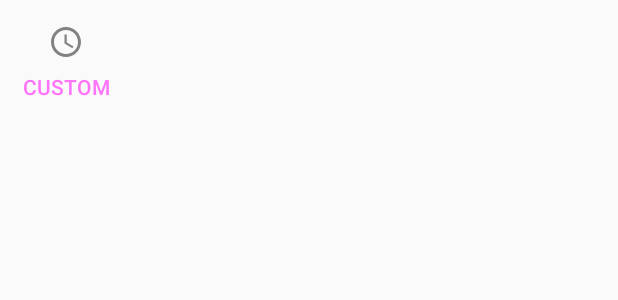
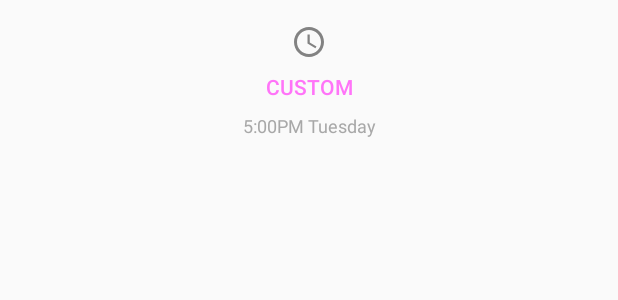
Before and after one commit to Queatz/Tiiight, an Android app: the layout item_reminder_time_shortcut.xml on its own in the app's theme, with its tools: preview values and no code run, on a phone screen of 412 x 824 dp. Shown: the top 300 px of the screen. Run offline under Robolectric (Android 15) with nearby library versions, the phone set to English and light mode, and no system bars.

Commit message:
More info on times

```diff
--- a/app/build.gradle
+++ b/app/build.gradle
@@ -10,7 +10,7 @@ android {
         applicationId "com.queatz.tiiight"
         minSdkVersion 21
         targetSdkVersion 28
-        versionCode 13
+        versionCode 14
         versionName "1.0"
         testInstrumentationRunner "androidx.test.runner.AndroidJUnitRunner"
     }
--- a/app/src/main/java/com/queatz/tiiight/DeviceBootReceiver.kt
+++ b/app/src/main/java/com/queatz/tiiight/DeviceBootReceiver.kt
@@ -9,15 +9,21 @@ import com.queatz.tiiight.models.ReminderModel
 import com.queatz.tiiight.models.ReminderModel_
 import com.queatz.tiiight.views.app
 import io.objectbox.android.AndroidScheduler
+import java.util.*
 
 
 class DeviceBootReceiver : BroadcastReceiver() {
 
     override fun onReceive(context: Context, intent: Intent) {
         if (intent.action == Intent.ACTION_BOOT_COMPLETED) {
+
+            val oneWeekAhead = Calendar.getInstance()
+            oneWeekAhead.add(Calendar.WEEK_OF_MONTH, 1)
+
             app.on(DataManager::class).box(ReminderModel::class).query()
                 .notEqual(ReminderModel_.text, "")
                 .equal(ReminderModel_.done, false)
+                .less(ReminderModel_.date, oneWeekAhead.time)
                 .build()
                 .subscribe()
                 .on(AndroidScheduler.mainThread())
--- a/app/src/main/java/com/queatz/tiiight/views/EditReminderFragment.kt
+++ b/app/src/main/java/com/queatz/tiiight/views/EditReminderFragment.kt
@@ -9,7 +9,7 @@ import android.view.View
 import android.view.ViewGroup
 import android.view.inputmethod.EditorInfo
 import androidx.fragment.app.Fragment
-import androidx.recyclerview.widget.LinearLayoutManager
+import androidx.recyclerview.widget.GridLayoutManager
 import com.queatz.tiiight.R
 import com.queatz.tiiight.managers.AlarmManager
 import com.queatz.tiiight.managers.DataManager
@@ -85,7 +85,7 @@ class EditReminderFragment : Fragment(), ShareableFragment {
             }
         }
 
-        reminderTimeShortcuts.layoutManager = LinearLayoutManager(context, LinearLayoutManager.HORIZONTAL, false)
+        reminderTimeShortcuts.layoutManager = GridLayoutManager(context, 3)
     }
 
     override fun onShare() {
--- a/app/src/main/java/com/queatz/tiiight/views/ReminderTimeShortcutAdapter.kt
+++ b/app/src/main/java/com/queatz/tiiight/views/ReminderTimeShortcutAdapter.kt
@@ -9,11 +9,14 @@ import androidx.annotation.DrawableRes
 import androidx.recyclerview.widget.RecyclerView
 import com.queatz.tiiight.R
 import kotlinx.android.synthetic.main.item_reminder_time_shortcut.view.*
+import java.text.SimpleDateFormat
 import java.util.*
 
 
 
 class ReminderTimeShortcutAdapter(private val onDate: (Date) -> Unit) : RecyclerView.Adapter<ReminderTimeShortcutAdapter.ViewHolder>() {
+
+    private val dateFormat = SimpleDateFormat("EE, MMM dd, h:mma", Locale.US)
 
     var items = mutableListOf<ReminderTimeShortcutItem>()
         set(value) {
@@ -43,10 +46,12 @@ class ReminderTimeShortcutAdapter(private val onDate: (Date) -> Unit) : Recycler
 
         holder.button.text = item.text
         holder.button.setOnClickListener { onDate.invoke(item.date) }
+        holder.actualTime.text = dateFormat.format(item.date)
     }
 
     class ViewHolder(itemView: View) : RecyclerView.ViewHolder(itemView) {
         val button = itemView.button!!
+        val actualTime = itemView.actualTime!!
     }
 }
 
--- a/app/src/main/res/layout/item_reminder_time_shortcut.xml
+++ b/app/src/main/res/layout/item_reminder_time_shortcut.xml
@@ -1,19 +1,32 @@
 <?xml version="1.0" encoding="utf-8"?>
-<FrameLayout xmlns:android="http://schemas.android.com/apk/res/android"
-             android:layout_width="wrap_content"
+<LinearLayout xmlns:android="http://schemas.android.com/apk/res/android"
+              xmlns:tools="http://schemas.android.com/tools"
+              android:layout_width="match_parent"
               android:layout_height="wrap_content"
               android:paddingTop="@dimen/pad"
-             android:paddingBottom="@dimen/pad">
+              android:paddingBottom="@dimen/pad"
+              android:orientation="vertical">
 
     <Button style="@android:style/Widget.Material.Button.Borderless.Colored"
         android:id="@+id/button"
-            android:background="?selectableItemBackgroundBorderless"
         android:layout_width="wrap_content"
         android:layout_height="wrap_content"
+        android:layout_gravity="center"
         android:padding="@dimen/pad"
+        android:background="?selectableItemBackgroundBorderless"
         android:drawableTop="@drawable/ic_schedule_black_24dp"
         android:drawableTint="@color/textHeader"
         android:drawablePadding="@dimen/pad"
         android:text="@string/custom"/>
 
-</FrameLayout>
+    <TextView
+        android:id="@+id/actualTime"
+        android:layout_width="wrap_content"
+        android:layout_height="wrap_content"
+        android:textColor="@color/textHeaderLight"
+        android:layout_gravity="center"
+        android:gravity="center"
+        android:textSize="@dimen/textSizeTiny"
+        tools:text="5:00PM Tuesday"/>
+
+</LinearLayout>
--- a/app/src/main/res/values/colors.xml
+++ b/app/src/main/res/values/colors.xml
@@ -9,4 +9,5 @@
     <color name="modify">#DFA82B</color>
     <color name="background">#F2F2F2</color>
     <color name="textHeader">#828282</color>
+    <color name="textHeaderLight">#A8A8A8</color>
 </resources>
--- a/app/src/main/res/values/dimens.xml
+++ b/app/src/main/res/values/dimens.xml
@@ -5,4 +5,5 @@
     <dimen name="elevation">1dp</dimen>
     <dimen name="textSize">18sp</dimen>
     <dimen name="textSizeSmall">14sp</dimen>
+    <dimen name="textSizeTiny">12sp</dimen>
 </resources>
```
Also changed, not shown: app/src/main/java/com/queatz/tiiight/views/MainActivity.kt (+1 -8 lines), 1 other file. Lines whose indentation alone changed are shown as unchanged.
